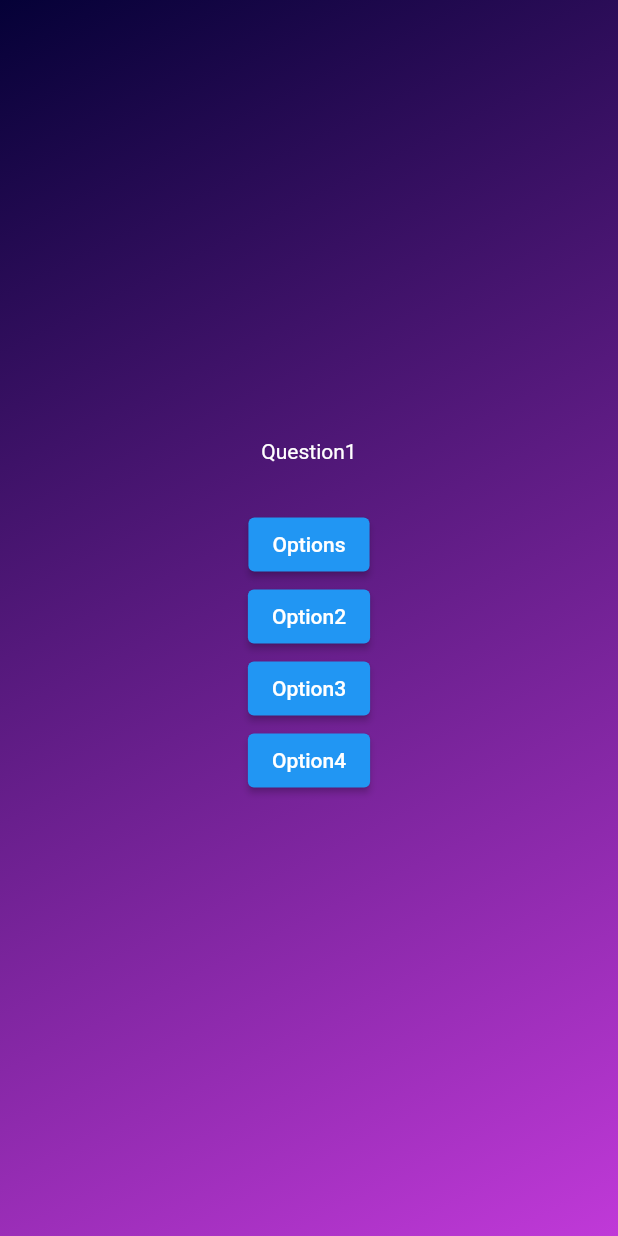
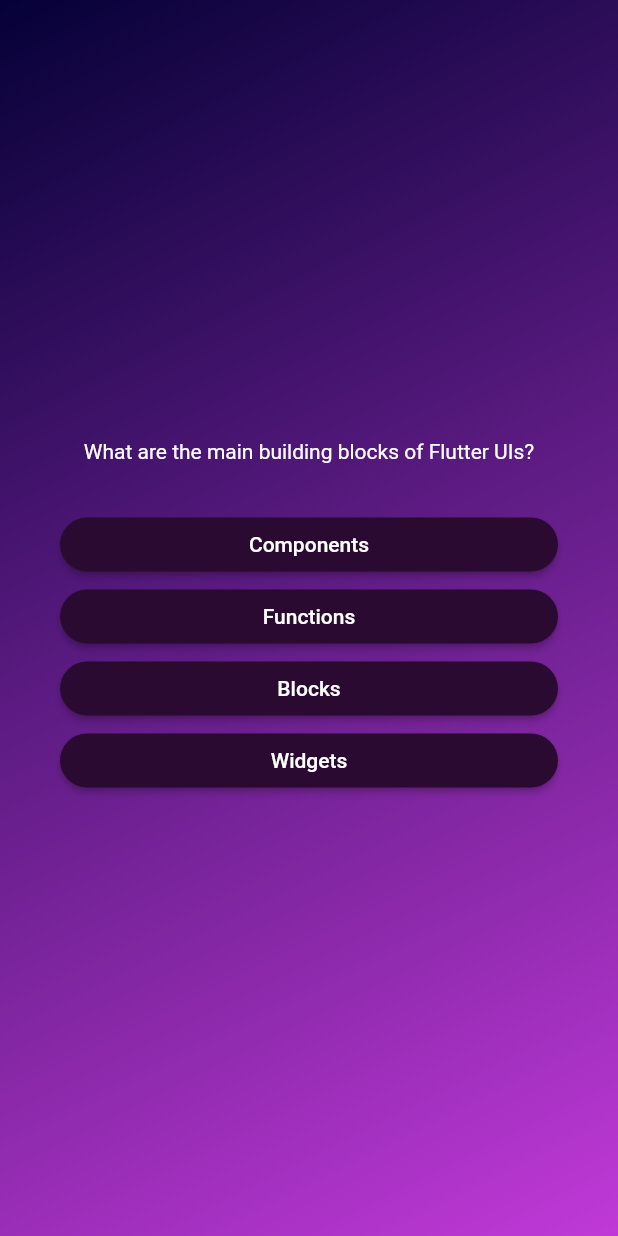
Before and after one commit to divi1501/QuizApp_flutter, a Flutter app: the screen it shows after launch, after a tap on "Start The Quiz", on a phone screen of 412 x 824 dp. Run offline on Flutter 3.47's test engine with Material 2 defaults, Android fonts, the phone set to English and light mode, and no system bars.

```diff
--- /dev/null
+++ b/lib/answer_button.dart
@@ -0,0 +1,28 @@
+import 'package:flutter/material.dart';
+
+class AnswerButton extends StatelessWidget {
+  const AnswerButton(
+      {super.key, required this.answerText, required this.onTap});
+
+  final String answerText;
+  final Function() onTap;
+
+  @override
+  Widget build(BuildContext context) {
+    return ElevatedButton(
+      style: ElevatedButton.styleFrom(
+        foregroundColor: Colors.white,
+        backgroundColor: const Color.fromARGB(255, 42, 10, 48),
+        padding: const EdgeInsets.symmetric(horizontal: 40, vertical: 10),
+        shape: RoundedRectangleBorder(
+          borderRadius: BorderRadius.circular(30),
+        ),
+      ),
+      onPressed: onTap,
+      child: Text(
+        answerText,
+        textAlign: TextAlign.center,
+      ),
+    );
+  }
+}
--- a/lib/models/quiz_questions.dart
+++ b/lib/models/quiz_questions.dart
@@ -1,6 +1,12 @@
 class QuizQuestions {
-  const QuizQuestions(this.text,this.answers);
+  const QuizQuestions(this.text, this.answers);
 
   final String text;
   final List<String> answers;
+
+  List<String> getShuffledAnswers() {
+    final shuffledlist = List.of(answers);
+    shuffledlist.shuffle();
+    return shuffledlist;
+  }
 }
--- a/lib/questions_screen.dart
+++ b/lib/questions_screen.dart
@@ -1,4 +1,6 @@
 import 'package:flutter/material.dart';
+import './data/questions.dart';
+import './answer_button.dart';
 
 class QuestionsScreen extends StatefulWidget {
   const QuestionsScreen({super.key});
@@ -9,20 +11,37 @@ class QuestionsScreen extends StatefulWidget {
 }
 
 class _QuestionsScreenState extends State<QuestionsScreen> {
+  var currentQuestionIndex = 0;
+
+  void answeQuestion() {
+    setState(() {
+      currentQuestionIndex += 1;
+    });
+  }
+
   @override
   Widget build(context) {
+    final currentQuestion = questions[currentQuestionIndex];
+
     return SizedBox(
       width: double.infinity,
-      child: Column(
-        mainAxisAlignment: MainAxisAlignment.center,
-        children: [
-          const Text('Question1',style: TextStyle(color: Colors.white),),
-          const SizedBox(height: 30),
-          ElevatedButton(onPressed: () {}, child: const Text("Options")),
-          ElevatedButton(onPressed: () {}, child: const Text('Option2')),
-          ElevatedButton(onPressed: () {}, child: const Text('Option3')),
-          ElevatedButton(onPressed: () {}, child: const Text('Option4')),
-        ],
+      child: Container(
+        margin: const EdgeInsets.all(40),
+        child: Column(
+          mainAxisAlignment: MainAxisAlignment.center,
+          crossAxisAlignment: CrossAxisAlignment.stretch,
+          children: [
+            Text(
+              currentQuestion.text,
+              style: const TextStyle(color: Colors.white),
+              textAlign: TextAlign.center,
+            ),
+            const SizedBox(height: 30),
+            ...currentQuestion.getShuffledAnswers().map((answer) {
+              return AnswerButton(answerText: answer, onTap: answeQuestion);
+            }),
+          ],
+        ),
       ),
     );
   }
--- a/pubspec.yaml
+++ b/pubspec.yaml
@@ -32,9 +32,11 @@ dependencies:
     sdk: flutter
 
 
+
   # The following adds the Cupertino Icons font to your application.
   # Use with the CupertinoIcons class for iOS style icons.
   cupertino_icons: ^1.0.2
+  google_fonts: ^5.0.0
 
 dev_dependencies:
   flutter_test:
```
Also changed, not shown: pubspec.lock, 1 other file.
